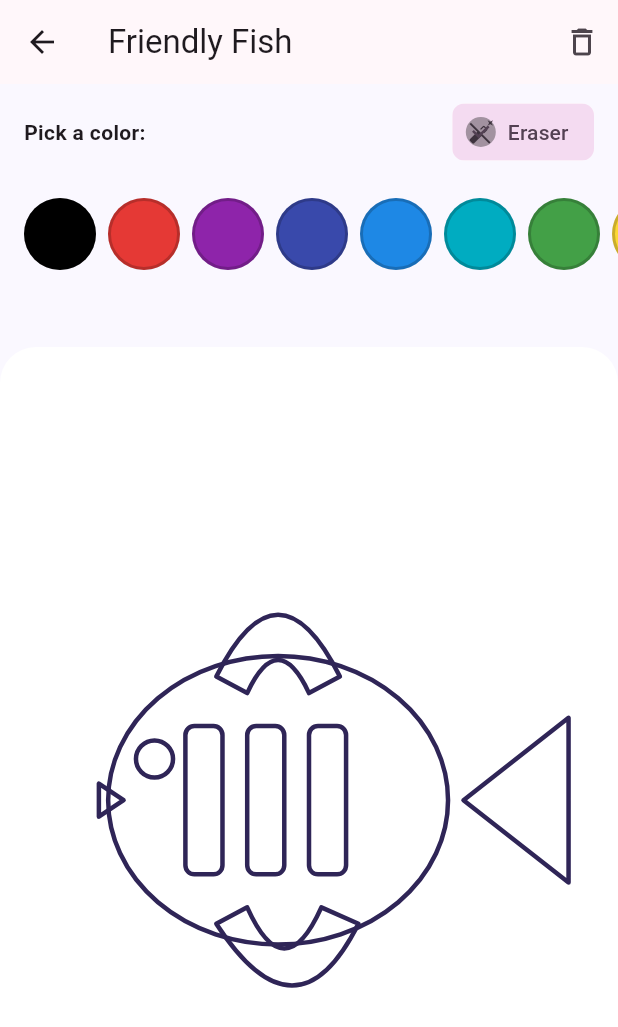
After one commit to saqibhaneef/coloring_book_game, a Flutter app: the screen it shows after launch, after a tap on "Friendly Fish", on a phone screen of 412 x 824 dp. The commit adds this screen. Shown: the top 1027 px of the screen. Run offline on Flutter 3.47's test engine with Material 3 defaults, Android fonts, the phone set to English and light mode, and no system bars.

Commit message:
initial draft

```diff
--- a/lib/main.dart
+++ b/lib/main.dart
@@ -1,43 +1,24 @@
 import 'package:flutter/material.dart';
+import 'screens/home_screen.dart';
 
-void main() => runApp(MyApp());
+void main() {
+  runApp(const ColoringBookApp());
+}
 
-class MyApp extends StatelessWidget {
-  const MyApp({super.key});
-  // This widget is the root of your application.
+class ColoringBookApp extends StatelessWidget {
+  const ColoringBookApp({super.key});
+
   @override
   Widget build(BuildContext context) {
     return MaterialApp(
-      // Application name
-      title: 'Flutter Hello World',
-      // Application theme data, you can set the colors for the application as
-      // you want
+      title: 'Kids Coloring Book',
+      debugShowCheckedModeBanner: false,
       theme: ThemeData(
-        // useMaterial3: false,
-        primarySwatch: Colors.blue,
+        useMaterial3: true,
+        colorSchemeSeed: Colors.purple,
+        scaffoldBackgroundColor: const Color(0xfffaf8ff),
       ),
-      // A widget which will be started on application startup
-      home: MyHomePage(title: 'Flutter Demo Home Page'),
+      home: const HomeScreen(),
     );
   }
 }
-
-class MyHomePage extends StatelessWidget {
-  final String title;
-  const MyHomePage({super.key, required this.title});
-
-  @override
-  Widget build(BuildContext context) {
-    return Scaffold(
-      appBar: AppBar(
-        // The title text which will be shown on the action bar
-        title: Text(title),
-      ),
-      body: Center(
-        child: Text(
-          'Hello, World!',
-        ),
-      ),
-    );
-  }
-}
--- /dev/null
+++ b/lib/models/coloring_page.dart
@@ -0,0 +1,307 @@
+import 'package:flutter/material.dart';
+import '../models/coloring_region.dart';
+
+class ColoringPage {
+  final String title;
+  final List<ColoringRegion> regions;
+  final double outlineWidth;
+
+  ColoringPage({
+    required this.title,
+    required this.regions,
+    this.outlineWidth = 3.0,
+  });
+
+  ColoringPage clone() => ColoringPage(
+        title: title,
+        outlineWidth: outlineWidth,
+        regions: regions
+            .map((r) => ColoringRegion(
+                  id: r.id,
+                  buildPath: r.buildPath,
+                  fill: r.fill,
+                ))
+            .toList(),
+      );
+
+  // ---- Sample pages (vector shapes) ----
+  static List<ColoringPage> samples() => [
+        _housePage(),
+        _fishPage(),
+        _butterflyPage(),
+      ];
+
+  // Helper for percentage positions
+  static Offset _p(Size s, double xPct, double yPct) =>
+      Offset(s.width * xPct, s.height * yPct);
+
+  static ColoringPage _housePage() {
+    List<ColoringRegion> regs = [];
+
+    // Walls
+    regs.add(ColoringRegion(
+      id: 'house_walls',
+      buildPath: (s) {
+        final r = Rect.fromLTWH(
+            s.width * .2, s.height * .35, s.width * .6, s.height * .45);
+        return Path()
+          ..addRRect(RRect.fromRectAndRadius(r, const Radius.circular(12)));
+      },
+    ));
+
+    // Roof (triangle)
+    regs.add(ColoringRegion(
+      id: 'house_roof',
+      buildPath: (s) {
+        final p = Path();
+        p.moveTo(s.width * .2, s.height * .35);
+        p.lineTo(s.width * .5, s.height * .15);
+        p.lineTo(s.width * .8, s.height * .35);
+        p.close();
+        return p;
+      },
+    ));
+
+    // Door
+    regs.add(ColoringRegion(
+      id: 'house_door',
+      buildPath: (s) {
+        final r = Rect.fromLTWH(
+            s.width * .44, s.height * .55, s.width * .12, s.height * .25);
+        return Path()
+          ..addRRect(RRect.fromRectAndRadius(r, const Radius.circular(8)));
+      },
+    ));
+
+    // Left window
+    regs.add(ColoringRegion(
+      id: 'house_window_left',
+      buildPath: (s) {
+        final r = Rect.fromLTWH(
+            s.width * .28, s.height * .45, s.width * .14, s.height * .12);
+        return Path()
+          ..addRRect(RRect.fromRectAndRadius(r, const Radius.circular(6)));
+      },
+    ));
+
+    // Right window
+    regs.add(ColoringRegion(
+      id: 'house_window_right',
+      buildPath: (s) {
+        final r = Rect.fromLTWH(
+            s.width * .58, s.height * .45, s.width * .14, s.height * .12);
+        return Path()
+          ..addRRect(RRect.fromRectAndRadius(r, const Radius.circular(6)));
+      },
+    ));
+
+    // Chimney
+    regs.add(ColoringRegion(
+      id: 'house_chimney',
+      buildPath: (s) {
+        final r = Rect.fromLTWH(
+            s.width * .65, s.height * .18, s.width * .07, s.height * .12);
+        return Path()
+          ..addRRect(RRect.fromRectAndRadius(r, const Radius.circular(4)));
+      },
+    ));
+
+    return ColoringPage(title: 'Happy House', regions: regs);
+  }
+
+  static ColoringPage _fishPage() {
+    List<ColoringRegion> regs = [];
+
+    // Body (big oval)
+    regs.add(ColoringRegion(
+      id: 'fish_body',
+      buildPath: (s) {
+        final r = Rect.fromCenter(
+            center: Offset(s.width * .45, s.height * .55),
+            width: s.width * .55,
+            height: s.height * .35);
+        return Path()..addOval(r);
+      },
+    ));
+
+    // Tail (triangle)
+    regs.add(ColoringRegion(
+      id: 'fish_tail',
+      buildPath: (s) {
+        final p = Path();
+        p.moveTo(s.width * .75, s.height * .55);
+        p.lineTo(s.width * .92, s.height * .45);
+        p.lineTo(s.width * .92, s.height * .65);
+        p.close();
+        return p;
+      },
+    ));
+
+    // Top fin
+    regs.add(ColoringRegion(
+      id: 'fish_top_fin',
+      buildPath: (s) {
+        final p = Path();
+        p.moveTo(s.width * .35, s.height * .4);
+        p.quadraticBezierTo(
+            s.width * .45, s.height * .25, s.width * .55, s.height * .4);
+        p.lineTo(s.width * .5, s.height * .42);
+        p.quadraticBezierTo(
+            s.width * .45, s.height * .34, s.width * .4, s.height * .42);
+        p.close();
+        return p;
+      },
+    ));
+
+    // Bottom fin
+    regs.add(ColoringRegion(
+      id: 'fish_bottom_fin',
+      buildPath: (s) {
+        final p = Path();
+        p.moveTo(s.width * .35, s.height * .7);
+        p.quadraticBezierTo(
+            s.width * .48, s.height * .85, s.width * .58, s.height * .7);
+        p.lineTo(s.width * .52, s.height * .68);
+        p.quadraticBezierTo(
+            s.width * .46, s.height * .78, s.width * .4, s.height * .68);
+        p.close();
+        return p;
+      },
+    ));
+
+    // Stripes (3 rectangles)
+    for (int i = 0; i < 3; i++) {
+      final ix = i;
+      regs.add(ColoringRegion(
+        id: 'fish_stripe_$ix',
+        buildPath: (s) {
+          final left = s.width * (.3 + ix * .1);
+          final r = Rect.fromLTWH(
+              left, s.height * .46, s.width * .06, s.height * .18);
+          return Path()
+            ..addRRect(RRect.fromRectAndRadius(r, const Radius.circular(6)));
+        },
+      ));
+    }
+
+    // Mouth (small triangle)
+    regs.add(ColoringRegion(
+      id: 'fish_mouth',
+      buildPath: (s) {
+        final p = Path();
+        p.moveTo(s.width * .2, s.height * .55);
+        p.lineTo(s.width * .16, s.height * .53);
+        p.lineTo(s.width * .16, s.height * .57);
+        p.close();
+        return p;
+      },
+    ));
+
+    // Eye (circle)
+    regs.add(ColoringRegion(
+      id: 'fish_eye',
+      buildPath: (s) {
+        final r = Rect.fromCircle(
+            center: Offset(s.width * .25, s.height * .5),
+            radius: s.width * .03);
+        return Path()..addOval(r);
+      },
+    ));
+
+    return ColoringPage(title: 'Friendly Fish', regions: regs);
+  }
+
+  static ColoringPage _butterflyPage() {
+    List<ColoringRegion> regs = [];
+
+    // Left big wing
+    regs.add(ColoringRegion(
+      id: 'wing_left_big',
+      buildPath: (s) {
+        final p = Path();
+        p.addOval(Rect.fromCenter(
+            center: Offset(s.width * .35, s.height * .5),
+            width: s.width * .38,
+            height: s.height * .5));
+        return p;
+      },
+    ));
+
+    // Right big wing
+    regs.add(ColoringRegion(
+      id: 'wing_right_big',
+      buildPath: (s) {
+        final p = Path();
+        p.addOval(Rect.fromCenter(
+            center: Offset(s.width * .65, s.height * .5),
+            width: s.width * .38,
+            height: s.height * .5));
+        return p;
+      },
+    ));
+
+    // Left inner wing
+    regs.add(ColoringRegion(
+      id: 'wing_left_inner',
+      buildPath: (s) {
+        return Path()
+          ..addOval(Rect.fromCenter(
+              center: Offset(s.width * .42, s.height * .52),
+              width: s.width * .22,
+              height: s.height * .28));
+      },
+    ));
+
+    // Right inner wing
+    regs.add(ColoringRegion(
+      id: 'wing_right_inner',
+      buildPath: (s) {
+        return Path()
+          ..addOval(Rect.fromCenter(
+              center: Offset(s.width * .58, s.height * .52),
+              width: s.width * .22,
+              height: s.height * .28));
+      },
+    ));
+
+    // Body
+    regs.add(ColoringRegion(
+      id: 'body',
+      buildPath: (s) {
+        final r = RRect.fromRectAndRadius(
+          Rect.fromCenter(
+              center: Offset(s.width * .5, s.height * .5),
+              width: s.width * .08,
+              height: s.height * .55),
+          const Radius.circular(40),
+        );
+        return Path()..addRRect(r);
+      },
+    ));
+
+    // Spots
+    for (int i = 0; i < 3; i++) {
+      final ix = i;
+      regs.add(ColoringRegion(
+        id: 'spot_left_$ix',
+        buildPath: (s) {
+          final c =
+              Offset(s.width * (.34 + ix * .05), s.height * (.45 + ix * .08));
+          return Path()
+            ..addOval(Rect.fromCircle(center: c, radius: s.width * .03));
+        },
+      ));
+      regs.add(ColoringRegion(
+        id: 'spot_right_$ix',
+        buildPath: (s) {
+          final c =
+              Offset(s.width * (.66 - ix * .05), s.height * (.45 + ix * .08));
+          return Path()
+            ..addOval(Rect.fromCircle(center: c, radius: s.width * .03));
+        },
+      ));
+    }
+
+    return ColoringPage(title: 'Bright Butterfly', regions: regs);
+  }
+}
--- /dev/null
+++ b/lib/models/coloring_region.dart
@@ -0,0 +1,20 @@
+import 'package:flutter/material.dart';
+
+typedef PathBuilder = Path Function(Size size);
+
+class ColoringRegion {
+  final String id;
+  final PathBuilder buildPath;
+  Color? fill;
+
+  ColoringRegion({
+    required this.id,
+    required this.buildPath,
+    this.fill,
+  });
+
+  bool contains(Offset p, Size size) {
+    final path = buildPath(size);
+    return path.contains(p);
+  }
+}
--- /dev/null
+++ b/lib/screens/coloring_screen.dart
@@ -0,0 +1,151 @@
+import 'package:flutter/material.dart';
+import '../models/coloring_page.dart';
+import '../models/coloring_region.dart';
+import '../widgets/color_palette.dart';
+
+class ColoringScreen extends StatefulWidget {
+  final ColoringPage page;
+  const ColoringScreen({super.key, required this.page});
+
+  @override
+  State<ColoringScreen> createState() => _ColoringScreenState();
+}
+
+class _ColoringScreenState extends State<ColoringScreen> {
+  Color? _selected; // null = eraser (remove fill)
+
+  void _handleTap(TapDownDetails d, Size size) {
+    final p = d.localPosition;
+    // Topmost first: iterate from end
+    for (int i = widget.page.regions.length - 1; i >= 0; i--) {
+      final region = widget.page.regions[i];
+      if (region.contains(p, size)) {
+        setState(() {
+          region.fill = _selected; // can be null (eraser)
+        });
+        break;
+      }
+    }
+  }
+
+  void _clearAll() {
+    setState(() {
+      for (final r in widget.page.regions) {
+        r.fill = null;
+      }
+    });
+  }
+
+  @override
+  Widget build(BuildContext context) {
+    return Scaffold(
+      appBar: AppBar(
+        title: Text(widget.page.title),
+        actions: [
+          IconButton(
+            tooltip: 'Clear all',
+            onPressed: _clearAll,
+            icon: const Icon(Icons.delete_outline),
+          ),
+        ],
+      ),
+      body: Column(
+        children: [
+          const SizedBox(height: 8),
+          Padding(
+            padding: const EdgeInsets.symmetric(horizontal: 16),
+            child: Row(
+              children: [
+                const Text('Pick a color:',
+                    style: TextStyle(fontWeight: FontWeight.w600)),
+                const Spacer(),
+                FilterChip(
+                  selected: _selected == null,
+                  label: const Text('Eraser'),
+                  avatar: const Icon(Icons.auto_fix_off),
+                  onSelected: (_) => setState(() => _selected = null),
+                ),
+              ],
+            ),
+          ),
+          const SizedBox(height: 8),
+          ColorPalette(
+            onColorSelected: (c) => setState(() => _selected = c),
+            selected: _selected,
+          ),
+          const SizedBox(height: 8),
+          Expanded(
+            child: Center(
+              child: AspectRatio(
+                aspectRatio: 3 / 4,
+                child: LayoutBuilder(
+                  builder: (context, constraints) {
+                    final size =
+                        Size(constraints.maxWidth, constraints.maxHeight);
+                    return GestureDetector(
+                      onTapDown: (d) => _handleTap(d, size),
+                      child: CustomPaint(
+                        painter: _PagePainter(widget.page),
+                        isComplex: true,
+                        willChange: true,
+                        child: const SizedBox.expand(),
+                      ),
+                    );
+                  },
+                ),
+              ),
+            ),
+          ),
+          const SizedBox(height: 12),
+        ],
+      ),
+    );
+  }
+}
+
+class _PagePainter extends CustomPainter {
+  final ColoringPage page;
+  _PagePainter(this.page);
+
+  @override
+  void paint(Canvas canvas, Size size) {
+    // Background “paper”
+    final paper = Paint()
+      ..color = Colors.white
+      ..style = PaintingStyle.fill
+      ..isAntiAlias = true;
+    final paperRect = RRect.fromRectAndRadius(
+      Rect.fromLTWH(0, 0, size.width, size.height),
+      const Radius.circular(24),
+    );
+    canvas.drawRRect(paperRect, paper);
+
+    // Draw each region: fill (if any) then outline
+    final outline = Paint()
+      ..color = const Color(0xff2f2557)
+      ..style = PaintingStyle.stroke
+      ..strokeWidth = page.outlineWidth
+      ..strokeJoin = StrokeJoin.round
+      ..strokeCap = StrokeCap.round
+      ..isAntiAlias = true;
+
+    for (final region in page.regions) {
+      final path = region.buildPath(size);
+
+      if (region.fill != null) {
+        final fillPaint = Paint()
+          ..color = region.fill!
+          ..style = PaintingStyle.fill
+          ..isAntiAlias = true;
+        canvas.drawPath(path, fillPaint);
+      }
+
+      canvas.drawPath(path, outline);
+    }
+  }
+
+  @override
+  bool shouldRepaint(covariant _PagePainter oldDelegate) {
+    return oldDelegate.page != page;
+  }
+}
--- /dev/null
+++ b/lib/screens/home_screen.dart
@@ -0,0 +1,84 @@
+import 'package:flutter/material.dart';
+import '../models/coloring_page.dart';
+import 'coloring_screen.dart';
+
+class HomeScreen extends StatelessWidget {
+  const HomeScreen({super.key});
+
+  @override
+  Widget build(BuildContext context) {
+    final pages = ColoringPage.samples();
+
+    return Scaffold(
+      appBar: AppBar(
+        title: const Text('Kids Coloring Book 🎨'),
+        centerTitle: true,
+      ),
+      body: GridView.builder(
+        padding: const EdgeInsets.all(16),
+        gridDelegate: const SliverGridDelegateWithFixedCrossAxisCount(
+          crossAxisCount: 2,
+          mainAxisSpacing: 16,
+          crossAxisSpacing: 16,
+          childAspectRatio: 1,
+        ),
+        itemCount: pages.length,
+        itemBuilder: (_, i) {
+          final page = pages[i];
+          return _PreviewTile(
+            title: page.title,
+            onTap: () {
+              Navigator.of(context).push(MaterialPageRoute(
+                builder: (_) => ColoringScreen(page: page.clone()),
+              ));
+            },
+          );
+        },
+      ),
+    );
+  }
+}
+
+class _PreviewTile extends StatelessWidget {
+  final String title;
+  final VoidCallback onTap;
+
+  const _PreviewTile({required this.title, required this.onTap});
+
+  @override
+  Widget build(BuildContext context) {
+    return Material(
+      color: Colors.white,
+      clipBehavior: Clip.antiAlias,
+      borderRadius: BorderRadius.circular(20),
+      child: InkWell(
+        onTap: onTap,
+        child: Stack(
+          children: [
+            Positioned.fill(
+              child: Container(
+                decoration: BoxDecoration(
+                  gradient: LinearGradient(
+                    begin: Alignment.topLeft,
+                    end: Alignment.bottomRight,
+                    colors: [Colors.white, Colors.purple.withOpacity(.08)],
+                  ),
+                ),
+              ),
+            ),
+            Center(
+              child: Text(
+                title,
+                textAlign: TextAlign.center,
+                style: const TextStyle(
+                  fontSize: 18,
+                  fontWeight: FontWeight.w700,
+                ),
+              ),
+            ),
+          ],
+        ),
+      ),
+    );
+  }
+}
--- /dev/null
+++ b/lib/widgets/color_palette.dart
@@ -0,0 +1,70 @@
+import 'package:flutter/material.dart';
+
+class ColorPalette extends StatelessWidget {
+  final ValueChanged<Color> onColorSelected;
+  final Color? selected;
+
+  const ColorPalette({
+    super.key,
+    required this.onColorSelected,
+    required this.selected,
+  });
+
+  @override
+  Widget build(BuildContext context) {
+    final colors = <Color>[
+      const Color(0xff000000),
+      const Color(0xffe53935),
+      const Color(0xff8e24aa),
+      const Color(0xff3949ab),
+      const Color(0xff1e88e5),
+      const Color(0xff00acc1),
+      const Color(0xff43a047),
+      const Color(0xfffdd835),
+      const Color(0xffffa726),
+      const Color(0xffff7043),
+      const Color(0xffffc0cb),
+      const Color(0xff795548),
+    ];
+
+    return SizedBox(
+      height: 72,
+      child: ListView.separated(
+        padding: const EdgeInsets.symmetric(horizontal: 16),
+        scrollDirection: Axis.horizontal,
+        itemCount: colors.length,
+        separatorBuilder: (_, __) => const SizedBox(width: 8),
+        itemBuilder: (_, i) {
+          final c = colors[i];
+          final isSel = selected == c;
+          return InkWell(
+            onTap: () => onColorSelected(c),
+            borderRadius: BorderRadius.circular(40),
+            child: AnimatedContainer(
+              duration: const Duration(milliseconds: 150),
+              width: isSel ? 56 : 48,
+              height: isSel ? 56 : 48,
+              decoration: BoxDecoration(
+                color: c,
+                shape: BoxShape.circle,
+                border: Border.all(
+                  color: Colors.black.withOpacity(.2),
+                  width: isSel ? 3 : 2,
+                ),
+                boxShadow: [
+                  if (isSel)
+                    BoxShadow(
+                      blurRadius: 10,
+                      spreadRadius: 1,
+                      offset: const Offset(0, 2),
+                      color: c.withOpacity(.4),
+                    ),
+                ],
+              ),
+            ),
+          );
+        },
+      ),
+    );
+  }
+}
```
